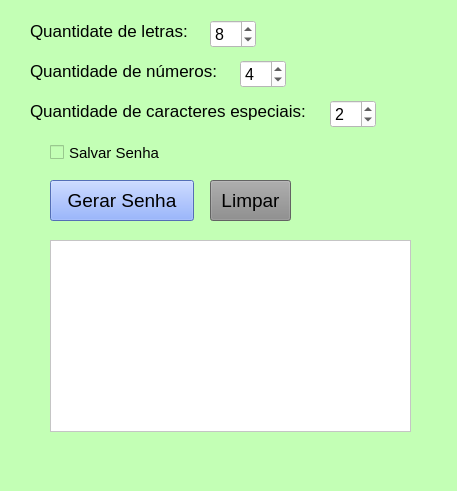
sandenbergmelo/gerador-de-senhas-python, file ui/form.ui: the form before one commit.
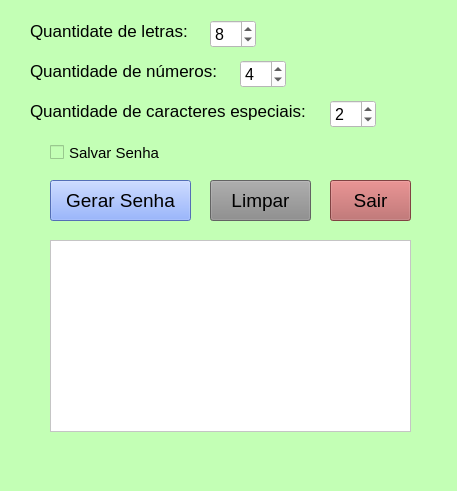
The form after the commit.

Commit message: Add botão para sair do programa

What changed in the file:
```diff
--- a/ui/form.ui
+++ b/ui/form.ui
@@ -172,7 +172,7 @@
      <rect>
       <x>50</x>
       <y>180</y>
-      <width>144</width>
+      <width>141</width>
       <height>41</height>
      </rect>
     </property>
@@ -251,7 +251,7 @@
      <rect>
       <x>210</x>
       <y>180</y>
-      <width>81</width>
+      <width>101</width>
       <height>41</height>
      </rect>
     </property>
@@ -267,6 +267,27 @@
      <string>Limpar</string>
     </property>
    </widget>
+   <widget class="QPushButton" name="pushSair">
+    <property name="geometry">
+     <rect>
+      <x>330</x>
+      <y>180</y>
+      <width>81</width>
+      <height>41</height>
+     </rect>
+    </property>
+    <property name="font">
+     <font>
+      <pointsize>14</pointsize>
+     </font>
+    </property>
+    <property name="styleSheet">
+     <string notr="true">background-color: rgb(181, 92, 92);</string>
+    </property>
+    <property name="text">
+     <string>Sair</string>
+    </property>
+   </widget>
   </widget>
   <widget class="QMenuBar" name="menubar">
    <property name="geometry">
```
The commit also changes 1 other file.
